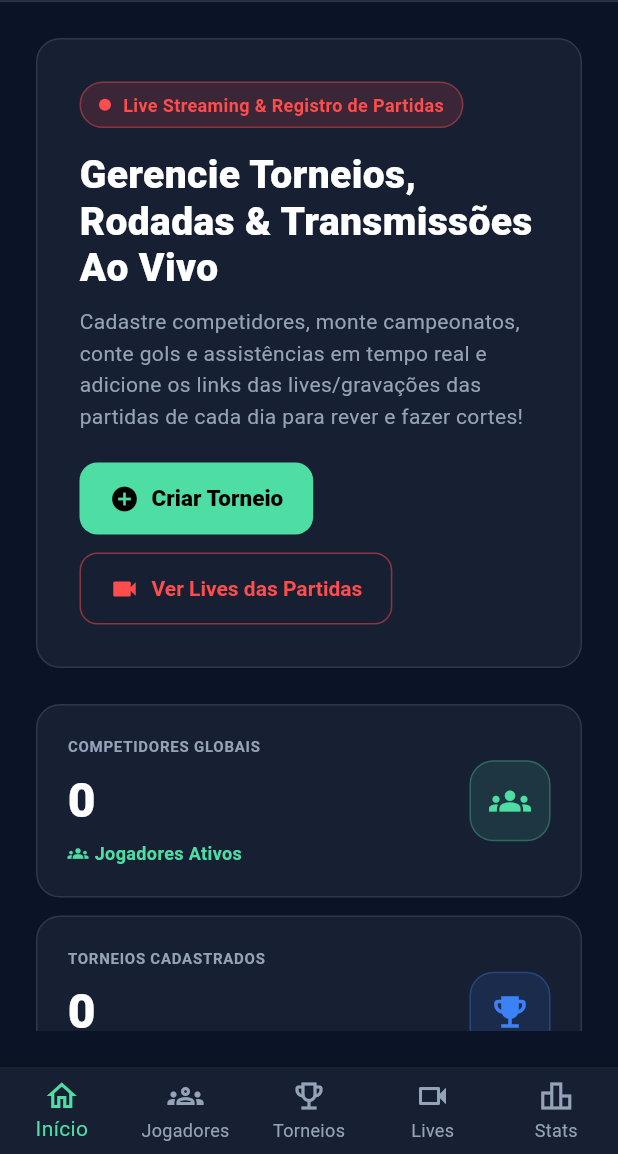
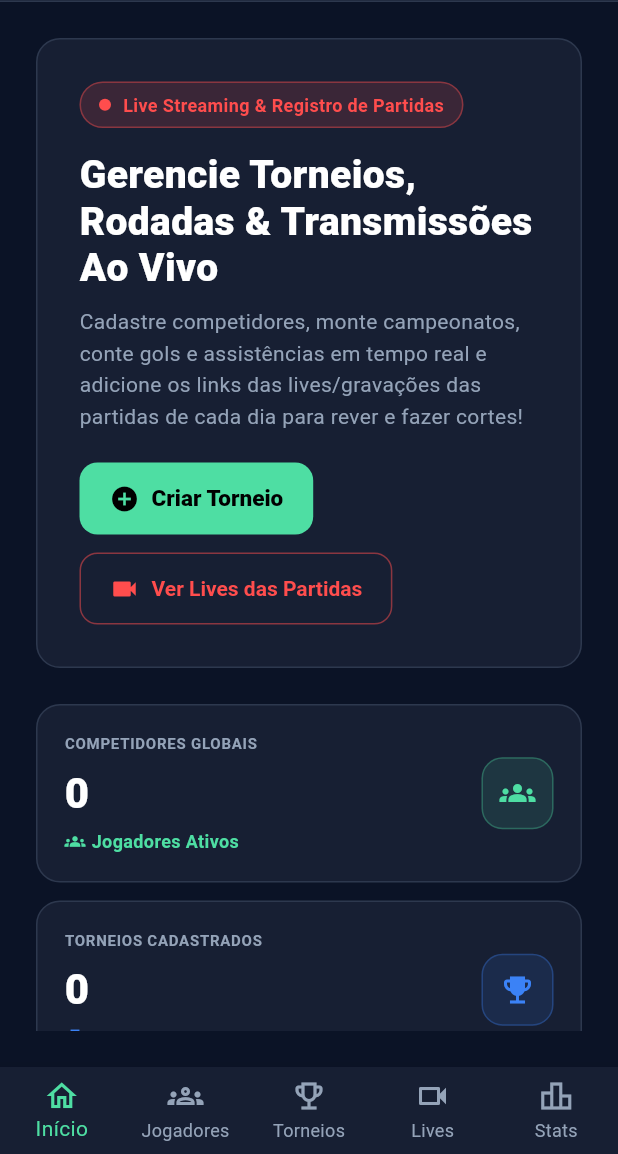
Before and after one commit to Nivaldo-Nilngn/footstat_pro, a Flutter app: the screen it shows after launch, on a phone screen of 412 x 824 dp, the part 82-1236 px from its top. Run offline on Flutter 3.47's test engine with Material 3 defaults, Android fonts, the phone set to English and light mode, and no system bars; our stand-ins replace file_picker, flutter_riverpod, google_fonts, share_plus, shared_preferences.

Commit message:
Fix RenderFlex overflow issues in BentoMetricCard and QuickCard grid

```diff
--- a/lib/presentation/screens/main_shell_screen.dart
+++ b/lib/presentation/screens/main_shell_screen.dart
@@ -622,7 +622,7 @@ class DashboardView extends ConsumerWidget {
             mainAxisSpacing: 14,
             shrinkWrap: true,
             physics: const NeverScrollableScrollPhysics(),
-            childAspectRatio: isWide ? 1.3 : 1.1,
+            childAspectRatio: isWide ? 1.6 : 1.25,
             children: [
               _QuickCard(
                 icon: Icons.person_add,
@@ -678,12 +678,14 @@ class _BentoMetricCard extends StatelessWidget {
   @override
   Widget build(BuildContext context) {
     return CustomCard(
-      padding: const EdgeInsets.all(20),
+      padding: const EdgeInsets.all(18),
       child: Row(
         mainAxisAlignment: MainAxisAlignment.spaceBetween,
         children: [
-          Column(
+          Expanded(
+            child: Column(
               crossAxisAlignment: CrossAxisAlignment.start,
+              mainAxisSize: MainAxisSize.min,
               children: [
                 Text(
                   title,
@@ -693,13 +695,14 @@ class _BentoMetricCard extends StatelessWidget {
                     fontWeight: FontWeight.bold,
                     letterSpacing: 0.5,
                   ),
+                  overflow: TextOverflow.ellipsis,
                 ),
                 const SizedBox(height: 6),
                 Text(
                   value,
-                style: TextStyle(
+                  style: const TextStyle(
                     color: Colors.white,
-                  fontSize: 32,
+                    fontSize: 28,
                     fontWeight: FontWeight.w900,
                   ),
                 ),
@@ -708,27 +711,32 @@ class _BentoMetricCard extends StatelessWidget {
                   children: [
                     Icon(icon, color: color, size: 14),
                     const SizedBox(width: 4),
-                  Text(
+                    Expanded(
+                      child: Text(
                         subtitle,
                         style: TextStyle(
                           color: color,
                           fontSize: 12,
                           fontWeight: FontWeight.bold,
                         ),
+                        overflow: TextOverflow.ellipsis,
+                      ),
                     ),
                   ],
                 ),
               ],
             ),
+          ),
+          const SizedBox(width: 8),
           Container(
-            width: 54,
-            height: 54,
+            width: 48,
+            height: 48,
             decoration: BoxDecoration(
               color: color.withOpacity(0.12),
-              borderRadius: BorderRadius.circular(16),
+              borderRadius: BorderRadius.circular(14),
               border: Border.all(color: color.withOpacity(0.3)),
             ),
-            child: Icon(icon, color: color, size: 28),
+            child: Icon(icon, color: color, size: 24),
           ),
         ],
       ),
@@ -755,7 +763,7 @@ class _QuickCard extends StatelessWidget {
   Widget build(BuildContext context) {
     return CustomCard(
       onTap: onTap,
-      padding: const EdgeInsets.all(18),
+      padding: const EdgeInsets.all(16),
       child: Column(
         crossAxisAlignment: CrossAxisAlignment.start,
         mainAxisAlignment: MainAxisAlignment.spaceBetween,
@@ -764,36 +772,41 @@ class _QuickCard extends StatelessWidget {
             mainAxisAlignment: MainAxisAlignment.spaceBetween,
             children: [
               Container(
-                width: 40,
-                height: 40,
+                width: 38,
+                height: 38,
                 decoration: BoxDecoration(
                   color: color.withOpacity(0.12),
                   borderRadius: BorderRadius.circular(10),
                 ),
-                child: Icon(icon, color: color, size: 22),
+                child: Icon(icon, color: color, size: 20),
               ),
-              const Icon(Icons.arrow_forward, color: AppColors.subtext, size: 18),
+              const Icon(Icons.arrow_forward, color: AppColors.subtext, size: 16),
             ],
           ),
+          const SizedBox(height: 8),
           Column(
             crossAxisAlignment: CrossAxisAlignment.start,
+            mainAxisSize: MainAxisSize.min,
             children: [
               Text(
                 title,
                 style: const TextStyle(
                   color: Colors.white,
-                  fontSize: 15,
+                  fontSize: 14,
                   fontWeight: FontWeight.bold,
                 ),
+                overflow: TextOverflow.ellipsis,
               ),
-              const SizedBox(height: 4),
+              const SizedBox(height: 2),
               Text(
                 description,
                 style: const TextStyle(
                   color: AppColors.subtext,
                   fontSize: 11,
-                  height: 1.3,
+                  height: 1.2,
                 ),
+                maxLines: 2,
+                overflow: TextOverflow.ellipsis,
               ),
             ],
           ),
```
Lines whose indentation alone changed are shown as unchanged.
